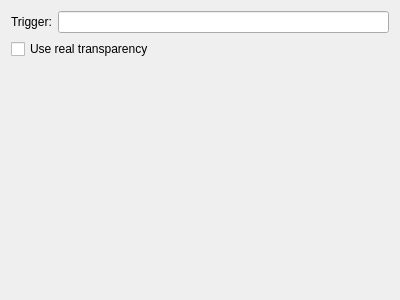
Before: the Qt Designer form plugins/Commands/DesktopGrid/desktopgridconfigurationdlg.ui in KDE/simon, drawn with Qt 5.
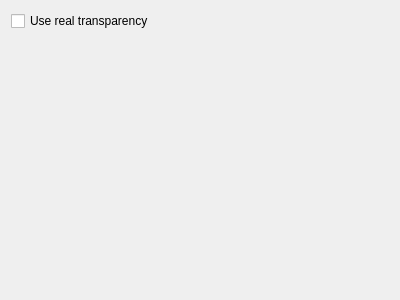
After: the same form once the commit is applied. Custom widgets are drawn as their Qt base class.

Patch:
```diff
--- a/plugins/Commands/DesktopGrid/desktopgridconfigurationdlg.ui
+++ b/plugins/Commands/DesktopGrid/desktopgridconfigurationdlg.ui
@@ -13,20 +13,6 @@
    <string>Form</string>
   </property>
   <layout class="QVBoxLayout" name="verticalLayout" >
-   <item>
-    <layout class="QFormLayout" name="formLayout" >
-     <item row="0" column="0" >
-      <widget class="QLabel" name="label" >
-       <property name="text" >
-        <string>Trigger:</string>
-       </property>
-      </widget>
-     </item>
-     <item row="0" column="1" >
-      <widget class="KLineEdit" name="leTrigger" />
-     </item>
-    </layout>
-   </item>
    <item>
     <widget class="QCheckBox" name="cbUseRealTransparency" >
      <property name="text" >
```
